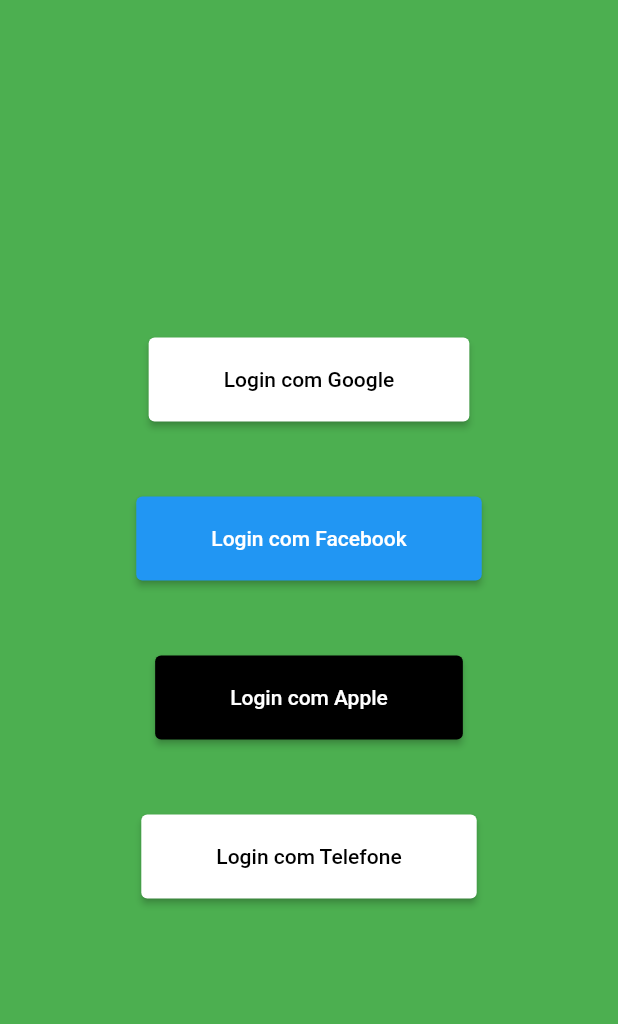
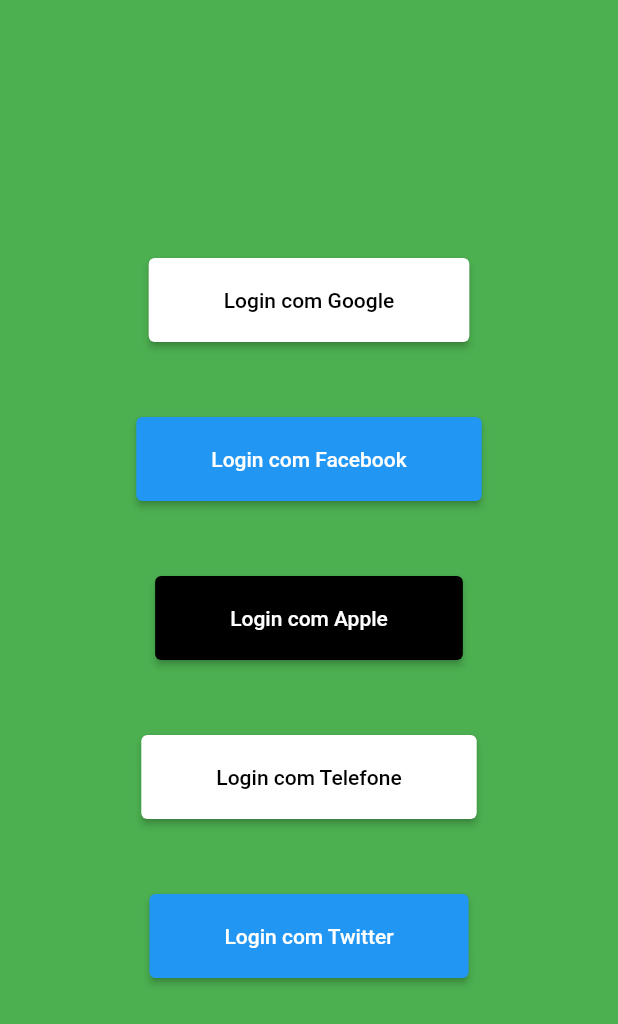
Before and after one commit to arielsam567/Flutter-Firebase-Login-with-Google-Facebook, a Flutter app: the screen it shows after launch, after a tap on "Login com Apple", on a phone screen of 412 x 824 dp. Shown: the top 1024 px of the screen. Run offline on Flutter 3.47's test engine with Material 2 defaults, Android fonts, the phone set to English and light mode, and no system bars; our stand-ins replace firebase_auth, firebase_core, get, google_sign_in, mask_text_input_formatter, shared_preferences and 2 more; missing offline and left inert: flutter_login_facebook, twitter_login; accounts and stored records are empty.

Commit message:
login to ANDROID CONFIG

```diff
--- a/lib/pages/login/login_controller.dart
+++ b/lib/pages/login/login_controller.dart
@@ -1,5 +1,5 @@
 import 'package:firebase_auth/firebase_auth.dart';
-import 'package:flutter/material.dart';
+import 'package:flutter/foundation.dart';
 import 'package:flutter_login_facebook/flutter_login_facebook.dart';
 import 'package:get/get.dart';
 import 'package:google_sign_in/google_sign_in.dart';
@@ -7,6 +7,8 @@ import 'package:login_firebase/config/config.dart';
 import 'package:login_firebase/pages/home/home_page.dart';
 import 'package:login_firebase/services/storage.dart';
 import 'package:sign_in_with_apple/sign_in_with_apple.dart';
+import 'package:twitter_login/entity/auth_result.dart';
+import 'package:twitter_login/twitter_login.dart';
 
 class LoginController extends ChangeNotifier{
 
@@ -21,6 +23,7 @@ class LoginController extends ChangeNotifier{
       UserCredential userCredential = await FirebaseAuth.instance.signInWithCredential(credential);
 
       print("\n\nfirebaseToken: ${userCredential.user!.email}");
+
 
       successToLogin(userCredential.user!.email!);
       goToHomePage();
@@ -82,32 +85,64 @@ class LoginController extends ChangeNotifier{
   Future<void> loginWithApple() async {
 
     try {
-      final AuthorizationCredentialAppleID _appleCredential =
-      await SignInWithApple.getAppleIDCredential(scopes: [
+      final  appleCredential = await SignInWithApple.getAppleIDCredential(scopes: [
         AppleIDAuthorizationScopes.email,
-        AppleIDAuthorizationScopes.fullName,
       ],
           webAuthenticationOptions: WebAuthenticationOptions(
               clientId: 'com.ariel.login.com.firebase',
-              redirectUri: Uri.parse('https://flutter-login.glitch.me/callbacks/sign_in_with_apple')));
+              redirectUri: Uri.parse(
+                'https://flutter-login.glitch.me/callbacks/sign_in_with_apple',
+              )
+          )
+      );
 
       final OAuthProvider oAuthProvider = OAuthProvider('apple.com');
 
-      final OAuthCredential _credential = oAuthProvider.credential(
-        idToken: _appleCredential.identityToken,
-        accessToken: _appleCredential.authorizationCode,
+      final OAuthCredential credential = oAuthProvider.credential(
+        idToken: appleCredential.identityToken,
+        accessToken: appleCredential.authorizationCode,
       );
 
-      FirebaseAuth _firebaseAuth = FirebaseAuth.instance;
+      FirebaseAuth firebaseAuth = FirebaseAuth.instance;
 
-      final UserCredential userCredential =
-      await _firebaseAuth.signInWithCredential(_credential);
+      final UserCredential userCredential = await firebaseAuth.signInWithCredential(credential);
 
       successToLogin(userCredential.user!.email!);
       goToHomePage();
 
     } catch (e) {
       print('error $e');
+    }
+  }
+
+  Future<void> loginWithTwitter() async {
+
+    try {
+
+      final twitterLogin = TwitterLogin(
+        //Accress token 1559968401656799238-EPpvFWd2cAhWJnG2HAv85j0uQA9I3p
+        //Access Token Secret 8s3zOfLUDNCarEcAR5vAuft4D5iuG9ivGuUGk7B1XlYuG
+        apiKey: 'DS9S5DRLBAe6OsGiZSpTuIWsU',
+        apiSecretKey: 'mnlexqam9DJosoGqSG0aEgd2RiZRT2HiJrDAFUfPX4zUApIiNm',
+        redirectURI: 'arielsam://',
+      );
+      final AuthResult authResult = await twitterLogin.loginV2(forceLogin: true);
+      switch (authResult.status!) {
+        case TwitterLoginStatus.loggedIn:
+          print('success ${authResult.user!.name}');
+          successToLogin(authResult.user!.name);
+          goToHomePage();
+          break;
+        case TwitterLoginStatus.cancelledByUser:
+          print('error 1 ${authResult.errorMessage}');
+          break;
+        case TwitterLoginStatus.error:
+          print('error 2 ${authResult.errorMessage}');
+          break;
+      }
+
+    } catch (e) {
+      print('error $e 3');
     }
   }
 
--- a/lib/pages/login/login_page.dart
+++ b/lib/pages/login/login_page.dart
@@ -97,6 +97,23 @@ class _LoginPageState extends State<LoginPage> {
                         )
                     ),
 
+                    const SizedBox(height: 50,),
+
+                    ElevatedButton(
+                        style: ElevatedButton.styleFrom(
+                          primary: Colors.blue,
+                          padding: const EdgeInsets.symmetric(horizontal: 50, vertical: 20),),
+                        onPressed: (){
+                          controller.loginWithTwitter();
+                        },
+                        child: const Text(
+                          'Login com Twitter',
+                          style: TextStyle(
+                              color: Colors.white
+                          ),
+                        )
+                    ),
+
                   ],
                 ),
 
```
Also changed, not shown: pubspec.yaml (+1 -69 lines), pubspec.lock, 1 other file.
